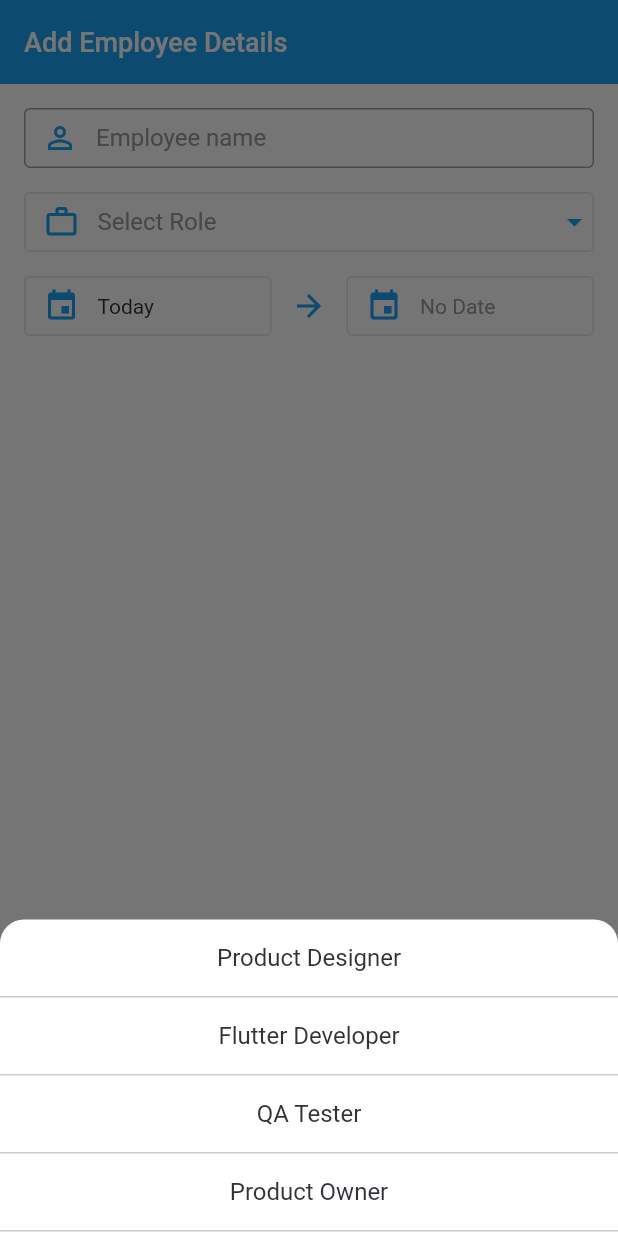
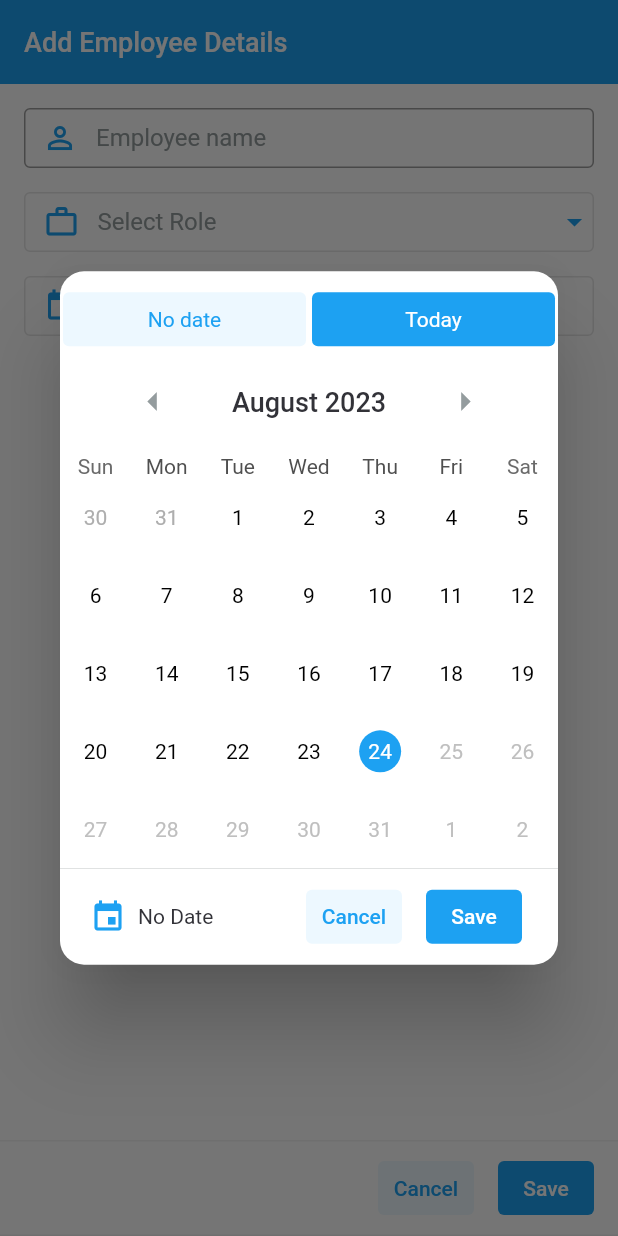
Before and after one commit to srujanmhase/employee_management, a Flutter app: the EditPage screen opened by its route, after a tap on "No Date", on a phone screen of 412 x 824 dp. Run offline on Flutter 3.47's test engine with Material 2 defaults, Android fonts, the phone set to English and light mode, and no system bars; drawn by our look-alikes of table_calendar; our stand-ins replace flutter_bloc, flutter_swipe_action_cell, freezed_annotation, go_router, google_fonts.

Commit message:
Table Calendar addition changes for add/edit screen

```diff
--- a/lib/core/edit/cubit/edit_cubit.dart
+++ b/lib/core/edit/cubit/edit_cubit.dart
@@ -1,3 +1,5 @@
+import 'package:employee_management/core/edit/view/calendar_view.dart';
+import 'package:employee_management/utils/app_utils.dart';
 import 'package:flutter_bloc/flutter_bloc.dart';
 import 'package:employee_management/models/designation.dart';
 import 'package:employee_management/models/employee.dart';
@@ -14,7 +16,52 @@ class EditCubit extends Cubit<EditState> {
   void updateDesignation(Designation val) =>
       emit(state.copyWith(designation: val));
 
+  void updateStartDateTemp(DateTime val) {
+    //check if date fullfils selector criterion & emit
+    Selectors? selector;
+
+    if (AppUtils.isNextMonday(val)) {
+      selector = Selectors.nextMonday;
+    }
+
+    if (AppUtils.isNextTuesday(val)) {
+      selector = Selectors.nextTuesday;
+    }
+
+    if (AppUtils.isAfterOneWeek(val)) {
+      selector = Selectors.afterOneWeek;
+    }
+
+    if (AppUtils.isToday(val)) {
+      selector = Selectors.today;
+    }
+
+    emit(state.copyWith(startTimeTemp: val, selector: selector));
+  }
+
   void updateStartDate(DateTime val) => emit(state.copyWith(startTime: val));
 
-  void updateEndDate(DateTime val) => emit(state.copyWith(endTime: val));
+  void updateEndDateTemp(DateTime val) {
+    Selectors? selector;
+    if (AppUtils.isToday(val)) {
+      selector = Selectors.today;
+    }
+    emit(state.copyWith(endTimeTemp: val, selector: selector));
+  }
+
+  void updateEndDate(DateTime? val) => emit(state.copyWith(endTime: val));
+
+  void updateSelector(Selectors selector, Type type) {
+    //switch selector and emit new date
+
+    final date = AppUtils.afterSome(selector: selector);
+
+    emit(
+      state.copyWith(
+        selector: selector,
+        startTimeTemp: type == Type.start ? date : state.startTime,
+        endTimeTemp: type == Type.end ? date : state.endTime,
+      ),
+    );
+  }
 }
--- a/lib/core/edit/cubit/edit_state.dart
+++ b/lib/core/edit/cubit/edit_state.dart
@@ -8,5 +8,8 @@ class EditState with _$EditState {
     Designation? designation,
     DateTime? startTime,
     DateTime? endTime,
+    Selectors? selector,
+    DateTime? startTimeTemp,
+    DateTime? endTimeTemp,
   }) = _EditState;
 }
--- /dev/null
+++ b/lib/core/edit/view/calendar_view.dart
@@ -0,0 +1,389 @@
+import 'package:employee_management/constants/colors.dart';
+import 'package:employee_management/constants/fontstyles.dart';
+import 'package:employee_management/core/edit/cubit/edit_cubit.dart';
+import 'package:employee_management/utils/app_utils.dart';
+import 'package:flutter/material.dart';
+import 'package:flutter_bloc/flutter_bloc.dart';
+import 'package:go_router/go_router.dart';
+import 'package:table_calendar/table_calendar.dart';
+
+class CalendarSelectionView extends StatefulWidget {
+  const CalendarSelectionView({
+    super.key,
+    required this.selectors,
+    required this.type,
+  });
+  final List<Selectors> selectors;
+  final Type type;
+  @override
+  State<CalendarSelectionView> createState() => _CalendarSelectionViewState();
+}
+
+class _CalendarSelectionViewState extends State<CalendarSelectionView> {
+  @override
+  void initState() {
+    super.initState();
+    final start = context.read<EditCubit>().state.startTime;
+    final end = context.read<EditCubit>().state.endTime;
+    if (start != null) {
+      context.read<EditCubit>().updateStartDateTemp(start);
+    }
+    if (end != null) {
+      context.read<EditCubit>().updateEndDateTemp(end);
+    }
+  }
+
+  @override
+  Widget build(BuildContext context) {
+    return Material(
+      color: Colors.transparent,
+      child: Column(
+        mainAxisSize: MainAxisSize.min,
+        children: [
+          const SizedBox(height: 12),
+          if (widget.selectors.isNotEmpty)
+            Row(
+              children: [
+                Expanded(
+                  child: CalendarSelectorWidget(
+                    selector: widget.selectors[0],
+                    isSelected: context.watch<EditCubit>().state.selector ==
+                        widget.selectors[0],
+                    type: widget.type,
+                  ),
+                ),
+                Expanded(
+                  child: CalendarSelectorWidget(
+                    selector: widget.selectors[1],
+                    isSelected: context.watch<EditCubit>().state.selector ==
+                        widget.selectors[1],
+                    type: widget.type,
+                  ),
+                )
+              ],
+            ),
+          if (widget.selectors.length > 2)
+            Row(
+              children: [
+                Expanded(
+                  child: CalendarSelectorWidget(
+                    selector: widget.selectors[2],
+                    isSelected: context.watch<EditCubit>().state.selector ==
+                        widget.selectors[2],
+                    type: widget.type,
+                  ),
+                ),
+                Expanded(
+                  child: CalendarSelectorWidget(
+                    selector: widget.selectors[3],
+                    isSelected: context.watch<EditCubit>().state.selector ==
+                        widget.selectors[3],
+                    type: widget.type,
+                  ),
+                )
+              ],
+            ),
+          TableCalendar(
+            focusedDay: widget.type == Type.start
+                ? (context.watch<EditCubit>().state.startTimeTemp ??
+                    DateTime.now())
+                : (context.watch<EditCubit>().state.endTimeTemp ??
+                    DateTime.now()),
+            onDaySelected: (selectedDay, focusedDay) {
+              if (widget.type == Type.start) {
+                context.read<EditCubit>().updateStartDateTemp(selectedDay);
+              }
+
+              if (widget.type == Type.end) {
+                context.read<EditCubit>().updateEndDateTemp(selectedDay);
+              }
+            },
+            firstDay: DateTime(2010, 1, 1),
+            lastDay: widget.type == Type.end
+                ? DateTime.now()
+                : DateTime(2028, 12, 31),
+            headerStyle: const HeaderStyle(
+              titleCentered: true,
+              formatButtonVisible: false,
+              leftChevronMargin: EdgeInsets.only(left: 35),
+              rightChevronMargin: EdgeInsets.only(right: 35),
+              leftChevronIcon: Icon(
+                Icons.arrow_left,
+                color: themeGrey,
+                size: 30,
+              ),
+              rightChevronIcon: Icon(
+                Icons.arrow_right,
+                color: themeGrey,
+                size: 30,
+              ),
+            ),
+            calendarBuilders: CalendarBuilders(
+              headerTitleBuilder: (context, day) {
+                return Center(
+                  child: Text(
+                    '${AppUtils.monthFromInt(day.month)} ${day.year}',
+                    style: titleOne.copyWith(color: themeDark),
+                  ),
+                );
+              },
+              selectedBuilder: (context, day, focusedDay) {
+                return Center(
+                  child: Container(
+                    height: 28,
+                    width: 28,
+                    decoration: const BoxDecoration(
+                      shape: BoxShape.circle,
+                      color: themeBlue,
+                    ),
+                    child: Center(
+                      child: Text(
+                        day.day.toString(),
+                        style: const TextStyle(color: Colors.white),
+                      ),
+                    ),
+                  ),
+                );
+              },
+              todayBuilder: (context, day, focusedDay) {
+                if (day == focusedDay) {
+                  return Center(
+                    child: Container(
+                      height: 28,
+                      width: 28,
+                      decoration: const BoxDecoration(
+                        shape: BoxShape.circle,
+                        color: themeBlue,
+                      ),
+                      child: Center(
+                        child: Text(
+                          day.day.toString(),
+                          style: const TextStyle(color: Colors.white),
+                        ),
+                      ),
+                    ),
+                  );
+                }
+                return Center(
+                  child: Container(
+                    height: 28,
+                    width: 28,
+                    decoration: BoxDecoration(
+                      shape: BoxShape.circle,
+                      border: Border.all(color: themeBlue),
+                    ),
+                    child: Center(
+                      child: Text(
+                        day.day.toString(),
+                        style: const TextStyle(color: themeBlue),
+                      ),
+                    ),
+                  ),
+                );
+              },
+              defaultBuilder: (context, day, focusedDay) {
+                if (day == focusedDay) {
+                  return Center(
+                    child: Container(
+                      height: 28,
+                      width: 28,
+                      decoration: const BoxDecoration(
+                        shape: BoxShape.circle,
+                        color: themeBlue,
+                      ),
+                      child: Center(
+                        child: Text(
+                          day.day.toString(),
+                          style: const TextStyle(color: Colors.white),
+                        ),
+                      ),
+                    ),
+                  );
+                }
+
+                return Center(
+                  child: SizedBox(
+                    height: 28,
+                    width: 28,
+                    child: Center(
+                      child: Text(
+                        day.day.toString(),
+                        style: const TextStyle(color: Colors.black),
+                      ),
+                    ),
+                  ),
+                );
+              },
+            ),
+          ),
+          Container(
+            height: 0.2,
+            color: themeGrey,
+          ),
+          Padding(
+            padding: const EdgeInsets.all(8),
+            child: Row(
+              mainAxisAlignment: MainAxisAlignment.spaceBetween,
+              children: [
+                Padding(
+                  padding: const EdgeInsets.only(left: 12),
+                  child: Row(
+                    mainAxisAlignment: MainAxisAlignment.spaceBetween,
+                    children: [
+                      Row(
+                        children: [
+                          const Icon(Icons.event, color: themeBlue),
+                          const SizedBox(width: 8),
+                          if (widget.type == Type.start)
+                            context.watch<EditCubit>().state.startTimeTemp ==
+                                    null
+                                ? Text(
+                                    'No Date',
+                                    style: formText,
+                                  )
+                                : Text(
+                                    AppUtils.isToday(context
+                                            .watch<EditCubit>()
+                                            .state
+                                            .startTimeTemp)
+                                        ? 'Today'
+                                        : AppUtils.formatDate(context
+                                            .watch<EditCubit>()
+                                            .state
+                                            .startTimeTemp),
+                                    style: formText,
+                                  ),
+                          if (widget.type == Type.end)
+                            context.watch<EditCubit>().state.endTimeTemp == null
+                                ? Text(
+                                    'No Date',
+                                    style: formText,
+                                  )
+                                : Text(
+                                    AppUtils.isToday(context
+                                            .watch<EditCubit>()
+                                            .state
+                                            .endTimeTemp)
+                                        ? 'Today'
+                                        : AppUtils.formatDate(context
+                                            .watch<EditCubit>()
+                                            .state
+                                            .endTimeTemp),
+                                    style: formText,
+                                  ),
+                        ],
+                      ),
+                    ],
+                  ),
+                ),
+                Row(
+                  children: [
+                    TextButton(
+                      style: const ButtonStyle(
+                        backgroundColor:
+                            MaterialStatePropertyAll(themeLightBlue),
+                      ),
+                      onPressed: () {
+                        context.pop();
+                      },
+                      child: Text(
+                        'Cancel',
+                        style: formSubmitSecondary,
+                      ),
+                    ),
+                    const SizedBox(width: 16),
+                    TextButton(
+                      style: const ButtonStyle(
+                        backgroundColor: MaterialStatePropertyAll(themeBlue),
+                      ),
+                      onPressed: () {
+                        if (widget.type == Type.start) {
+                          context.read<EditCubit>().updateStartDate(
+                                context.read<EditCubit>().state.startTimeTemp ??
+                                    DateTime.now(),
+                              );
+                        }
+                        if (widget.type == Type.end) {
+                          context.read<EditCubit>().updateEndDate(
+                                context.read<EditCubit>().state.endTimeTemp,
+                              );
+                        }
+                        context.pop();
+                      },
+                      child: Text(
+                        'Save',
+                        style: formSubmitPrimary,
+                      ),
+                    ),
+                    const SizedBox(width: 16),
+                  ],
+                )
+              ],
+            ),
+          )
+        ],
+      ),
+    );
+  }
+}
+
+enum Selectors {
+  today(text: 'Today', val: 0),
+  nextMonday(text: 'Next Monday', val: 8),
+  nextTuesday(text: 'Next Tuesday', val: 9),
+  afterOneWeek(text: 'After 1 Week', val: 7),
+  noDate(text: 'No date', val: -1);
+
+  const Selectors({required this.text, required this.val});
+  final String text;
+  final int val;
+}
+
+enum Type {
+  start,
+  end;
+}
+
+class CalendarSelectorWidget extends StatefulWidget {
+  const CalendarSelectorWidget({
+    super.key,
+    required this.selector,
+    required this.isSelected,
+    required this.type,
+  });
+
+  final Selectors selector;
+  final bool isSelected;
+  final Type type;
+
+  @override
+  State<CalendarSelectorWidget> createState() =>
+      _CalendarSelectorWidgetWidgetState();
+}
+
+class _CalendarSelectorWidgetWidgetState extends State<CalendarSelectorWidget> {
+  @override
+  Widget build(BuildContext context) {
+    return InkWell(
+      onTap: () => context
+          .read<EditCubit>()
+          .updateSelector(widget.selector, widget.type),
+      child: Container(
+        height: 36,
+        margin: const EdgeInsets.all(2),
+        decoration: BoxDecoration(
+          color: widget.isSelected ? themeBlue : themeLightBlue,
+          borderRadius: BorderRadius.circular(4),
+        ),
+        child: Center(
+          child: Text(
+            widget.selector.text,
+            style: formText.copyWith(
+              color: widget.isSelected ? Colors.white : themeBlue,
+            ),
+          ),
+        ),
+      ),
+    );
+  }
+}
--- a/lib/core/edit/view/edit_view.dart
+++ b/lib/core/edit/view/edit_view.dart
@@ -1,6 +1,7 @@
 import 'package:employee_management/constants/colors.dart';
 import 'package:employee_management/constants/fontstyles.dart';
 import 'package:employee_management/core/edit/cubit/edit_cubit.dart';
+import 'package:employee_management/core/edit/view/calendar_view.dart';
 import 'package:employee_management/core/edit/view/selector.dart';
 import 'package:employee_management/cubit/app_cubit.dart';
 import 'package:employee_management/models/designation.dart';
@@ -71,9 +72,9 @@ class _EditPageState extends State<EditPage> {
     if (widget.employee != null) {
       context.read<AppCubit>().editEmployee(
             employee: widget.employee!,
-            name: context.read<EditCubit>().state.name,
-            designation: context.read<EditCubit>().state.designation,
-            startDate: context.read<EditCubit>().state.startTime,
+            name: context.read<EditCubit>().state.name!,
+            designation: context.read<EditCubit>().state.designation!,
+            startDate: context.read<EditCubit>().state.startTime!,
             endDate: context.read<EditCubit>().state.endTime,
           );
     }
@@ -81,6 +82,7 @@ class _EditPageState extends State<EditPage> {
     if (widget.employee == null) {
       context.read<AppCubit>().addEmployee(employee: employee);
     }
+    context.pop();
   }
 
   void onShowBottomSheet() {
@@ -128,6 +130,27 @@ class _EditPageState extends State<EditPage> {
                   )
                   .toList()
             ],
+          ),
+        );
+      },
+    );
+  }
+
+  void onShowCalendar(EditCubit cubit, Type type, List<Selectors> selectors) {
+    showDialog(
+      context: context,
+      barrierDismissible: false,
+      builder: (modalcontext) {
+        return BlocProvider.value(
+          value: cubit,
+          child: Dialog(
+            shape: RoundedRectangleBorder(
+              borderRadius: BorderRadius.circular(16),
+            ),
+            child: CalendarSelectionView(
+              selectors: selectors,
+              type: type,
+            ),
           ),
         );
       },
@@ -218,7 +241,16 @@ class _EditPageState extends State<EditPage> {
                   children: [
                     Expanded(
                       child: SelectorWidget(
-                        onTap: onShowBottomSheet,
+                        onTap: () => onShowCalendar(
+                          context.read<EditCubit>(),
+                          Type.start,
+                          const [
+                            Selectors.today,
+                            Selectors.nextMonday,
+                            Selectors.nextTuesday,
+                            Selectors.afterOneWeek
+                          ],
+                        ),
                         leading: const Icon(Icons.event, color: themeBlue),
                         content: state.startTime == null
                             ? Text(
@@ -241,8 +273,13 @@ class _EditPageState extends State<EditPage> {
                       ),
                     ),
                     Expanded(
-                      child: SelectorWidget(
-                        onTap: onShowBottomSheet,
+                      child: Builder(builder: (context) {
+                        return SelectorWidget(
+                          onTap: () => onShowCalendar(
+                              context.read<EditCubit>(), Type.end, const [
+                            Selectors.noDate,
+                            Selectors.today,
+                          ]),
                           leading: const Icon(Icons.event, color: themeBlue),
                           content: state.endTime == null
                               ? Text(
@@ -255,7 +292,8 @@ class _EditPageState extends State<EditPage> {
                                       : AppUtils.formatDate(state.endTime),
                                   style: formText,
                                 ),
-                      ),
+                        );
+                      }),
                     ),
                   ],
                 )
--- a/lib/cubit/app_cubit.dart
+++ b/lib/cubit/app_cubit.dart
@@ -157,11 +157,11 @@ class AppCubit extends Cubit<AppState> {
 
   void editEmployee({
     required Employee employee,
-    String? name,
+    required String name,
     Status? status,
-    Designation? designation,
-    DateTime? startDate,
-    DateTime? endDate,
+    required Designation designation,
+    required DateTime startDate,
+    required DateTime? endDate,
   }) {
     var employees = List.of(state.employees);
     var currentEmployees = List.of(state.currentEmployees);
@@ -174,10 +174,10 @@ class AppCubit extends Cubit<AppState> {
         .first;
 
     final updatedEmployee = selectedEmployee.copyWith(
-      name: name ?? selectedEmployee.name,
-      designation: designation ?? selectedEmployee.designation,
-      startDate: startDate ?? selectedEmployee.startDate,
-      endDate: endDate ?? selectedEmployee.endDate,
+      name: name,
+      designation: designation,
+      startDate: startDate,
+      endDate: endDate,
     );
 
     employees.removeWhere(
--- a/lib/utils/app_utils.dart
+++ b/lib/utils/app_utils.dart
@@ -1,4 +1,5 @@
 import 'package:employee_management/constants/colors.dart';
+import 'package:employee_management/core/edit/view/calendar_view.dart';
 import 'package:flutter/material.dart';
 
 class AppUtils {
@@ -47,10 +48,85 @@ class AppUtils {
     return false;
   }
 
+  static bool isNextMonday(DateTime? date) {
+    if (date == null) return false;
+
+    final now = DateTime.now();
+    final nextMonday = DateTime(now.year, now.month, now.day)
+        .add(Duration(days: 8 - now.weekday));
+
+    if (date.year == nextMonday.year &&
+        date.month == nextMonday.month &&
+        date.day == nextMonday.day) {
+      return true;
+    }
+
+    return false;
+  }
+
+  static bool isNextTuesday(DateTime? date) {
+    if (date == null) return false;
+
+    final now = DateTime.now();
+    final nextTuesday = DateTime(now.year, now.month, now.day)
+        .add(Duration(days: 9 - now.weekday));
+
+    if (date.year == nextTuesday.year &&
+        date.month == nextTuesday.month &&
+        date.day == nextTuesday.day) {
+      return true;
+    }
+    return false;
+  }
+
+  static bool isAfterOneWeek(DateTime? date) {
+    if (date == null) return false;
+
+    final now = DateTime.now();
+    final afterOneWeek = DateTime(now.year, now.month, now.day).add(
+      const Duration(days: 7),
+    );
+
+    if (date.year == afterOneWeek.year &&
+        date.month == afterOneWeek.month &&
+        date.day == afterOneWeek.day) {
+      return true;
+    }
+    return false;
+  }
+
   static String formatDate(DateTime? date) {
     if (date == null) return '';
     final val =
-        '${date.day.toString()} ${monthFromInt(date.month)} ${date.year.toString()}';
+        '${date.day.toString()} ${monthFromInt(date.month).substring(0, 3)} ${date.year.toString()}';
     return val;
   }
+
+  static DateTime? afterSome({required Selectors selector}) {
+    final date = DateTime.now();
+
+    if (selector == Selectors.today) {
+      return DateTime.now();
+    }
+
+    if (selector == Selectors.noDate) {
+      return null;
+    }
+
+    final newDate = date.add(
+      selector == Selectors.afterOneWeek
+          ? const Duration(days: 7)
+          : Duration(days: selector.val - date.weekday),
+    );
+    return newDate;
+  }
 }
+
+enum CustomDay {
+  nextMonday(val: 8),
+  nextTuesday(val: 9),
+  after1Week(val: 7);
+
+  const CustomDay({required this.val});
+  final int val;
+}
--- a/pubspec.yaml
+++ b/pubspec.yaml
@@ -8,6 +8,7 @@ environment:
   sdk: '>=3.0.0 <4.0.0'
 
 dependencies:
+  table_calendar: ^3.0.9
   flutter:
     sdk: flutter
   flutter_bloc:
```
Also changed, not shown: lib/core/edit/cubit/edit_cubit.freezed.dart, pubspec.lock. Lines whose indentation alone changed are shown as unchanged.
